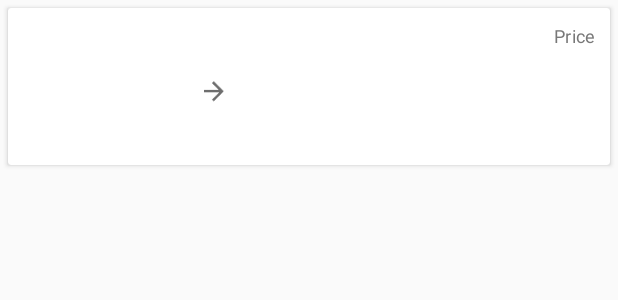
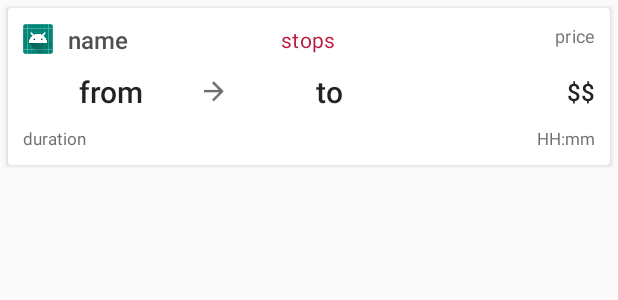
Before and after one commit to jimmyFlash/Rx-Flat-concat-map-kotlin, an Android app: the layout ticket_row.xml on its own in the app's theme, with its tools: preview values and no code run, on a phone screen of 412 x 824 dp. Shown: the top 300 px of the screen. Run offline under Robolectric (Android 15) with nearby library versions, the phone set to English and light mode, and no system bars.

Commit message:
- use layout stubs

```diff
--- a/app/src/main/res/layout/activity_main.xml
+++ b/app/src/main/res/layout/activity_main.xml
@@ -30,7 +30,8 @@
         <android.support.constraint.ConstraintLayout
                      android:layout_width="match_parent"
                      android:layout_height="match_parent"
-                     android:layout_marginTop="?attr/actionBarSize">
+                     android:layout_marginTop="?attr/actionBarSize"
+                     >
 
             <android.support.v7.widget.RecyclerView
                     android:id="@+id/recycler_view"
@@ -42,6 +43,7 @@
                     app:layout_constraintEnd_toEndOf="parent"
                     app:layout_constraintTop_toTopOf="parent"
                     app:layout_constraintBottom_toBottomOf="parent"
+                    tools:listitem="@layout/ticket_row"
             />
 
         </android.support.constraint.ConstraintLayout>
--- a/app/src/main/res/layout/ticket_row.xml
+++ b/app/src/main/res/layout/ticket_row.xml
@@ -3,7 +3,8 @@
 
 <layout xmlns:android="http://schemas.android.com/apk/res/android"
         xmlns:app="http://schemas.android.com/apk/res-auto"
-        xmlns:tools="http://schemas.android.com/tools">
+        xmlns:tools="http://schemas.android.com/tools"
+>
 
     <data>
 
@@ -52,7 +53,10 @@
                                 android:layout_width="@dimen/logo_width"
                                 android:layout_height="@dimen/logo_width"
                                 android:layout_gravity="center_vertical"
-                                android:layout_marginRight="@dimen/dimen_10" />
+                                android:layout_marginEnd="@dimen/dimen_10"
+                                tools:src="@mipmap/ic_launcher"
+
+                                />
 
                             <TextView
                                 android:id="@+id/airline_name"
@@ -64,7 +68,8 @@
                                 android:maxLines="1"
                                 android:textColor="@color/airline_name"
                                 android:textSize="@dimen/airline_name"
-                                android:textStyle="normal" />
+                                android:textStyle="normal"
+                                tools:text="name"/>
                         </LinearLayout>
 
                         <TextView
@@ -77,19 +82,23 @@
                             android:letterSpacing="0.02"
                             android:textColor="@color/colorPrimary"
                             android:textSize="@dimen/no_of_stops"
-                            android:textStyle="normal" />
+                            android:textStyle="normal"
+                            tools:text="stops"/>
+
 
                         <TextView
                             android:layout_width="0dp"
                             android:layout_height="match_parent"
                             android:layout_weight="1"
                             android:fontFamily="sans-serif"
-                            android:gravity="right"
+                            android:gravity="end"
                             android:letterSpacing="0.02"
                             android:text="@string/lbl_price"
                             android:textColor="@color/lbl_price"
                             android:textSize="@dimen/lbl_price"
-                            android:textStyle="normal" />
+                            android:textStyle="normal"
+                            tools:text="price"/>
+
 
                     </LinearLayout>
 
@@ -107,17 +116,19 @@
                             android:layout_weight="1"
                             android:ellipsize="end"
                             android:fontFamily="sans-serif-medium"
-                            android:gravity="left"
+                            android:gravity="center"
                             android:maxLines="1"
                             android:textColor="@color/departure"
                             android:textSize="@dimen/departure"
-                            android:textStyle="normal" />
+                            android:textStyle="normal"
+                            tools:text="from"/>
+
 
                         <ImageView
                             android:layout_width="28dp"
                             android:layout_height="match_parent"
                             android:layout_gravity="center_vertical"
-                            android:paddingRight="8dp"
+                            android:paddingEnd="8dp"
                             android:src="@drawable/ic_arrow_forward_black_24dp"
                             android:tint="@color/tint_arrow" />
 
@@ -128,11 +139,13 @@
                             android:layout_weight="1"
                             android:ellipsize="end"
                             android:fontFamily="sans-serif-medium"
-                            android:gravity="left"
+                            android:gravity="center"
                             android:maxLines="1"
                             android:textColor="@color/departure"
                             android:textSize="@dimen/departure"
-                            android:textStyle="normal" />
+                            android:textStyle="normal"
+                            tools:text="to"/>
+
 
                         <RelativeLayout
                             android:layout_width="0dp"
@@ -147,7 +160,9 @@
                                 android:fontFamily="sans-serif-medium"
                                 android:layout_centerVertical="true"
                                 android:textColor="@color/departure"
-                                android:textSize="@dimen/price" />
+                                android:textSize="@dimen/price"
+                                tools:text="$$"/>
+
 
                             <ProgressBar
                                     android:id="@+id/progress_bar"
@@ -182,7 +197,9 @@
                             android:fontFamily="sans-serif"
                             android:textColor="@color/duration"
                             android:textSize="@dimen/duration"
-                            android:textStyle="normal" />
+                            android:textStyle="normal"
+                            tools:text="duration"/>
+
 
                         <TextView
                             android:id="@+id/number_of_seats"
@@ -190,10 +207,12 @@
                             android:layout_height="wrap_content"
                             android:layout_weight="1"
                             android:fontFamily="sans-serif"
-                            android:gravity="right"
+                            android:gravity="end"
                             android:textColor="@color/duration"
                             android:textSize="@dimen/duration"
-                            android:textStyle="normal" />
+                            android:textStyle="normal"
+                            tools:text="HH:mm"/>
+
                     </LinearLayout>
 
                 </LinearLayout>
```
